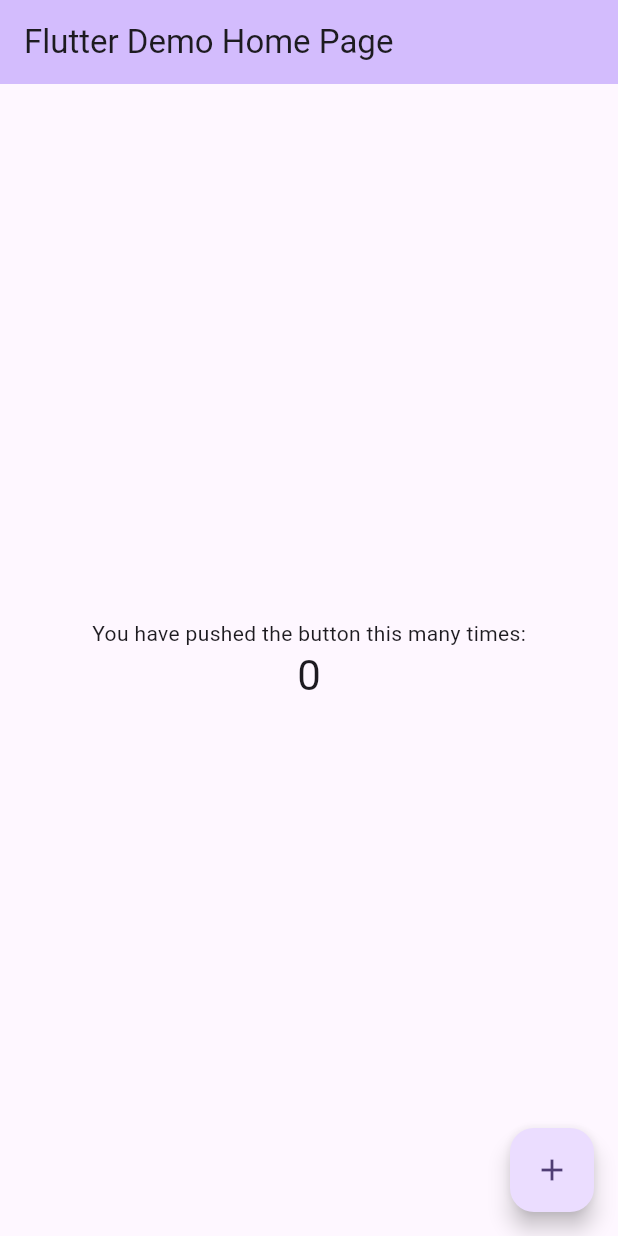
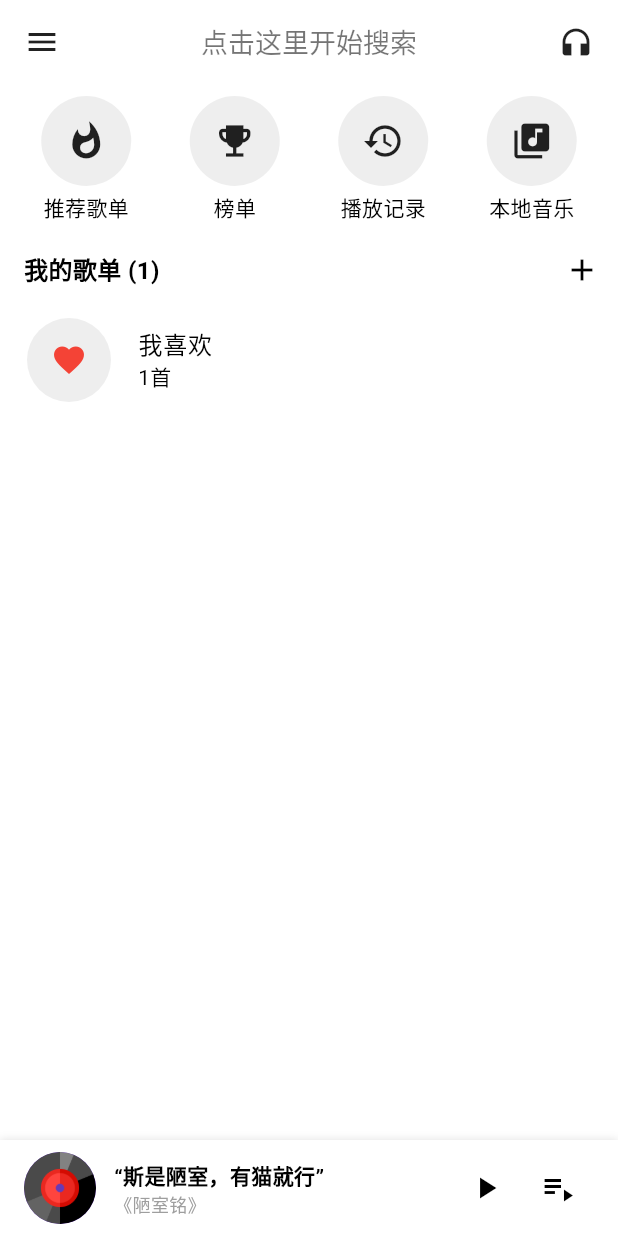
Before and after one commit to Mrhunderb/musicgo, a Flutter app: the screen it shows after launch, on a phone screen of 412 x 824 dp. Run offline on Flutter 3.47's test engine with Material 3 defaults, Android fonts, the light colour scheme and no system bars.

Commit message:
redesign home page layout

```diff
--- a/lib/main.dart
+++ b/lib/main.dart
@@ -1,4 +1,5 @@
 import 'package:flutter/material.dart';
+import 'package:musicgo/themes/light.dart';
 
 void main() {
   runApp(const MyApp());
@@ -11,115 +12,179 @@
   @override
   Widget build(BuildContext context) {
     return MaterialApp(
-      title: 'Flutter Demo',
-      theme: ThemeData(
-        // This is the theme of your application.
-        //
-        // TRY THIS: Try running your application with "flutter run". You'll see
-        // the application has a purple toolbar. Then, without quitting the app,
-        // try changing the seedColor in the colorScheme below to Colors.green
-        // and then invoke "hot reload" (save your changes or press the "hot
-        // reload" button in a Flutter-supported IDE, or press "r" if you used
-        // the command line to start the app).
-        //
-        // Notice that the counter didn't reset back to zero; the application
-        // state is not lost during the reload. To reset the state, use hot
-        // restart instead.
-        //
-        // This works for code too, not just values: Most code changes can be
-        // tested with just a hot reload.
-        colorScheme: ColorScheme.fromSeed(seedColor: Colors.deepPurple),
-        useMaterial3: true,
-      ),
-      home: const MyHomePage(title: 'Flutter Demo Home Page'),
+      title: 'MusicGo',
+      theme: lightTheme,
+      home: const MusicHomePage(),
     );
   }
 }
 
-class MyHomePage extends StatefulWidget {
-  const MyHomePage({super.key, required this.title});
-
-  // This widget is the home page of your application. It is stateful, meaning
-  // that it has a State object (defined below) that contains fields that affect
-  // how it looks.
-
-  // This class is the configuration for the state. It holds the values (in this
-  // case the title) provided by the parent (in this case the App widget) and
-  // used by the build method of the State. Fields in a Widget subclass are
-  // always marked "final".
-
-  final String title;
-
-  @override
-  State<MyHomePage> createState() => _MyHomePageState();
-}
-
-class _MyHomePageState extends State<MyHomePage> {
-  int _counter = 0;
-
-  void _incrementCounter() {
-    setState(() {
-      // This call to setState tells the Flutter framework that something has
-      // changed in this State, which causes it to rerun the build method below
-      // so that the display can reflect the updated values. If we changed
-      // _counter without calling setState(), then the build method would not be
-      // called again, and so nothing would appear to happen.
-      _counter++;
-    });
-  }
+class MusicHomePage extends StatelessWidget {
+  const MusicHomePage({super.key});
 
   @override
   Widget build(BuildContext context) {
-    // This method is rerun every time setState is called, for instance as done
-    // by the _incrementCounter method above.
-    //
-    // The Flutter framework has been optimized to make rerunning build methods
-    // fast, so that you can just rebuild anything that needs updating rather
-    // than having to individually change instances of widgets.
     return Scaffold(
       appBar: AppBar(
-        // TRY THIS: Try changing the color here to a specific color (to
-        // Colors.amber, perhaps?) and trigger a hot reload to see the AppBar
-        // change color while the other colors stay the same.
-        backgroundColor: Theme.of(context).colorScheme.inversePrimary,
-        // Here we take the value from the MyHomePage object that was created by
-        // the App.build method, and use it to set our appbar title.
-        title: Text(widget.title),
+        leading: const Icon(Icons.menu, color: Colors.black87),
+        title: const Text(
+          '点击这里开始搜索',
+          style: TextStyle(color: Colors.black54, fontSize: 18),
+        ),
+        centerTitle: true,
+        backgroundColor: Colors.white,
+        elevation: 0,
+        actions: const [
+          Icon(Icons.headphones, color: Colors.black87),
+          SizedBox(width: 16),
+        ],
       ),
-      body: Center(
-        // Center is a layout widget. It takes a single child and positions it
-        // in the middle of the parent.
-        child: Column(
-          // Column is also a layout widget. It takes a list of children and
-          // arranges them vertically. By default, it sizes itself to fit its
-          // children horizontally, and tries to be as tall as its parent.
-          //
-          // Column has various properties to control how it sizes itself and
-          // how it positions its children. Here we use mainAxisAlignment to
-          // center the children vertically; the main axis here is the vertical
-          // axis because Columns are vertical (the cross axis would be
-          // horizontal).
-          //
-          // TRY THIS: Invoke "debug painting" (choose the "Toggle Debug Paint"
-          // action in the IDE, or press "p" in the console), to see the
-          // wireframe for each widget.
-          mainAxisAlignment: MainAxisAlignment.center,
-          children: <Widget>[
-            const Text(
-              'You have pushed the button this many times:',
+      body: Column(
+        children: [
+          // 推荐功能区域
+          _buildFeatureSection(),
+          // 我的歌单和收藏歌单
+          _buildPlaylistSection(),
+          _buildBottomPlayer(),
+        ],
+      ),
+    );
+  }
+
+  // 推荐功能按钮区域
+  Widget _buildFeatureSection() {
+    return Padding(
+      padding: const EdgeInsets.all(8.0),
+      child: Row(
+        mainAxisAlignment: MainAxisAlignment.spaceAround,
+        children: [
+          _buildFeatureButton(Icons.whatshot, '推荐歌单'),
+          _buildFeatureButton(Icons.emoji_events, '榜单'),
+          _buildFeatureButton(Icons.history, '播放记录'),
+          _buildFeatureButton(Icons.library_music, '本地音乐'),
+        ],
+      ),
+    );
+  }
+
+  Widget _buildFeatureButton(IconData icon, String label) {
+    return Column(
+      children: [
+        CircleAvatar(
+          radius: 30,
+          backgroundColor: Colors.grey[200],
+          child: Icon(icon, color: Colors.black87, size: 28),
+        ),
+        const SizedBox(height: 4),
+        Text(label, style: const TextStyle(fontSize: 14)),
+      ],
+    );
+  }
+
+  // 我的歌单和收藏歌单区域
+  Widget _buildPlaylistSection() {
+    return Expanded(
+      child: Column(
+        children: [
+          // 切换标签栏
+          Row(
+            mainAxisAlignment: MainAxisAlignment.spaceBetween,
+            children: [
+              const Padding(
+                padding: EdgeInsets.symmetric(horizontal: 16),
+                child: Text(
+                  '我的歌单 (1)',
+                  style: TextStyle(
+                    fontWeight: FontWeight.bold,
+                    fontSize: 16,
+                  ),
+                ),
+              ),
+              IconButton(
+                onPressed: () {},
+                icon: const Icon(Icons.add),
+              ),
+            ],
+          ),
+          // 歌单列表
+          Expanded(
+            child: ListView(
+              children: [
+                _buildPlaylistItem('我喜欢', '1首', Icons.favorite, true),
+              ],
             ),
-            Text(
-              '$_counter',
-              style: Theme.of(context).textTheme.headlineMedium,
-            ),
-          ],
-        ),
+          ),
+        ],
       ),
-      floatingActionButton: FloatingActionButton(
-        onPressed: _incrementCounter,
-        tooltip: 'Increment',
-        child: const Icon(Icons.add),
-      ), // This trailing comma makes auto-formatting nicer for build methods.
+    );
+  }
+
+  Widget _buildPlaylistItem(
+      String title, String subtitle, IconData icon, bool isFavorite) {
+    return ListTile(
+      leading: CircleAvatar(
+        radius: 30,
+        backgroundColor: Colors.grey[200],
+        child:
+            isFavorite ? const Icon(Icons.favorite, color: Colors.red) : null,
+      ),
+      title: Text(title),
+      subtitle: Text(subtitle),
+      onTap: () {
+        // 点击事件
+      },
+    );
+  }
+
+  // 底部播放器区域
+  Widget _buildBottomPlayer() {
+    return Container(
+      padding: const EdgeInsets.symmetric(horizontal: 16, vertical: 8),
+      decoration: const BoxDecoration(
+        color: Colors.white,
+        boxShadow: [
+          BoxShadow(color: Colors.black12, blurRadius: 4),
+        ],
+      ),
+      child: Row(
+        mainAxisAlignment: MainAxisAlignment.spaceBetween,
+        children: [
+          Row(
+            children: [
+              const CircleAvatar(
+                radius: 24,
+                backgroundImage: AssetImage('assets/logo.png'),
+              ),
+              const SizedBox(width: 12),
+              const Column(
+                crossAxisAlignment: CrossAxisAlignment.start,
+                children: [
+                  Text(
+                    '“斯是陋室，有猫就行”',
+                    style: TextStyle(fontWeight: FontWeight.bold),
+                  ),
+                  Text(
+                    '《陋室铭》',
+                    style: TextStyle(fontSize: 12, color: Colors.grey),
+                  ),
+                ],
+              ),
+            ],
+          ),
+          Row(
+            children: [
+              IconButton(
+                onPressed: () {},
+                icon: const Icon(Icons.play_arrow),
+              ),
+              IconButton(
+                onPressed: () {},
+                icon: const Icon(Icons.playlist_play),
+              ),
+            ],
+          ),
+        ],
+      ),
     );
   }
 }
```
